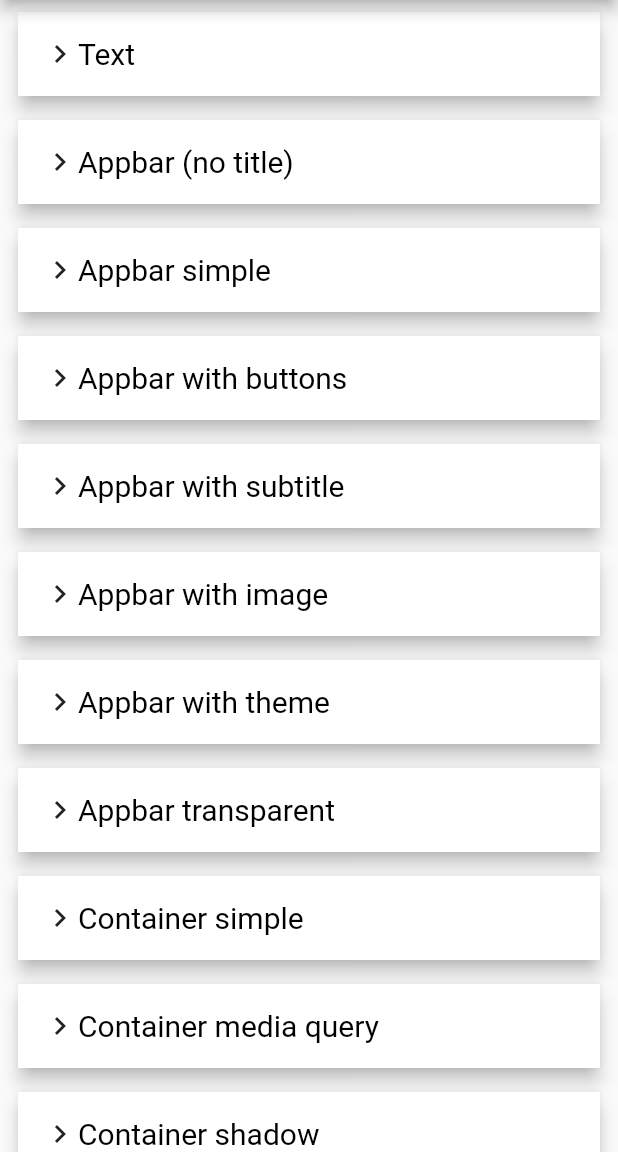
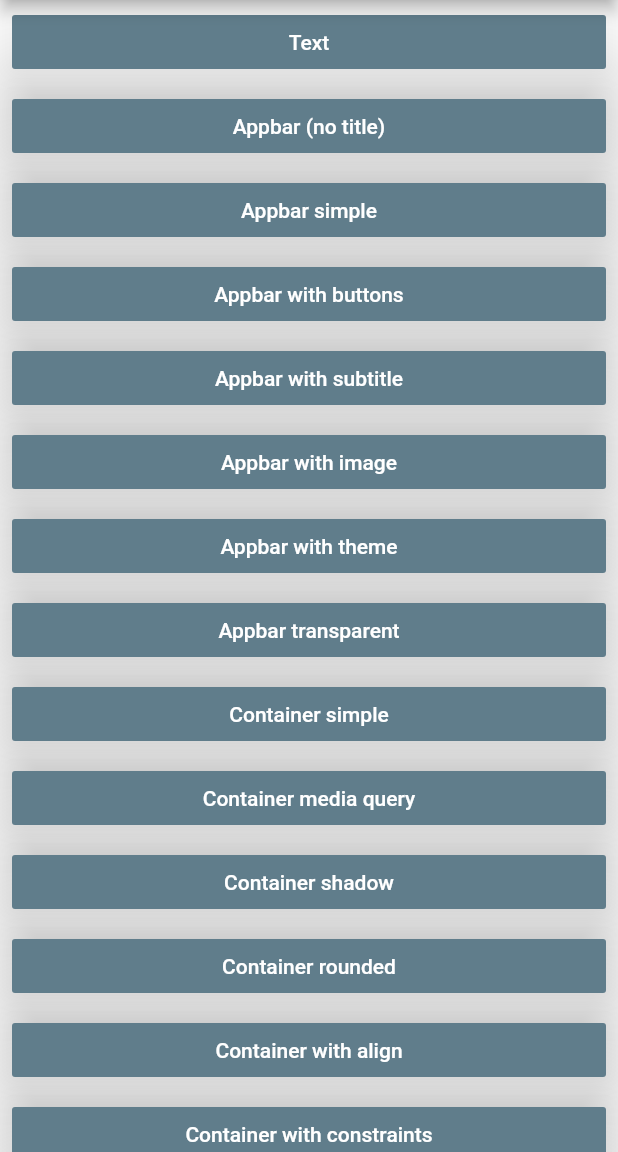
Before and after one commit to luigimicco/flutter_widgets, a Flutter app: the screen it shows after launch, on a phone screen of 412 x 824 dp, the part 84-1236 px from its top. Run offline on Flutter 3.47's test engine with Material 2 defaults, Android fonts, the phone set to English and light mode, and no system bars.

Commit message:
new widget and new main menu

```diff
--- a/lib/main.dart
+++ b/lib/main.dart
@@ -6,6 +6,7 @@ import 'column_widget.dart';
 import 'row_widget.dart';
 import 'button_widget.dart';
 import 'stack_widget.dart';
+import 'textfield_widget.dart';
 
 void main() => runApp(new MyApp());
 
@@ -50,9 +51,13 @@ class MyApp extends StatelessWidget {
         'Container radius 2': (BuildContext context) =>
             ContainerRadius2Widget(),
         'Column': (BuildContext context) => ColumnWidget(),
+        'Column with rows': (BuildContext context) => ColumnRowWidget(),
         'Row': (BuildContext context) => RowWidget(),
+        'Row with columns': (BuildContext context) => RowColumnWidget(),
         'Button': (BuildContext context) => ButtonWidget(),
         'Stack': (BuildContext context) => StackWidget(),
+        'Stack positioned': (BuildContext context) => StackPositionWidget(),
+        'Textfield': (BuildContext context) => TextfieldWidget(),
       },
     );
   }
@@ -82,9 +87,13 @@ class HomePage extends StatelessWidget {
       "Container radius 1",
       "Container radius 2",
       "Column",
+      "Column with rows",
       "Row",
+      "Row with columns",
       "Button",
-      "Stack"
+      "Stack",
+      "Stack positioned",
+      "Textfield"
     ];
 
     return Scaffold(
@@ -98,27 +107,17 @@ class HomePage extends StatelessWidget {
             return Padding(
               padding:
                   const EdgeInsets.symmetric(horizontal: 8.0, vertical: 4.0),
-              child: InkWell(
-                onTap: () {
+              child: MaterialButton(
+                minWidth: 250.0,
+                onPressed: () {
                   Navigator.of(context).pushNamed('${widgetList[index]}');
                 },
-                child: Card(
-                  elevation: 5.0,
-                  child: new Container(
-                      color: Colors.white,
-                      width: MediaQuery.of(context).size.width,
-                      padding: EdgeInsets.all(16.0),
-                      child: Row(
-                        children: <Widget>[
-                          Icon(Icons.keyboard_arrow_right),
-                          Text(
-                            widgetList[index],
-                            style:
-                                TextStyle(color: Colors.black, fontSize: 20.0),
-                          ),
-                        ],
-                      )),
-                ),
+                colorBrightness: Brightness.dark,
+                color: Colors.blueGrey,
+                elevation: 20.0,
+                splashColor: Colors.green,
+                highlightElevation: 1.0,
+                child: Text(widgetList[index]),
               ),
             );
           }),
```
Also changed, not shown: lib/button_widget.dart (+11 -0 lines), lib/column_widget.dart (+15 -38 lines), lib/row_widget.dart (+15 -72 lines), lib/stack_widget.dart (+10 -131 lines), lib/textfield_widget.dart (added, +52 -0 lines), 1 other file.
